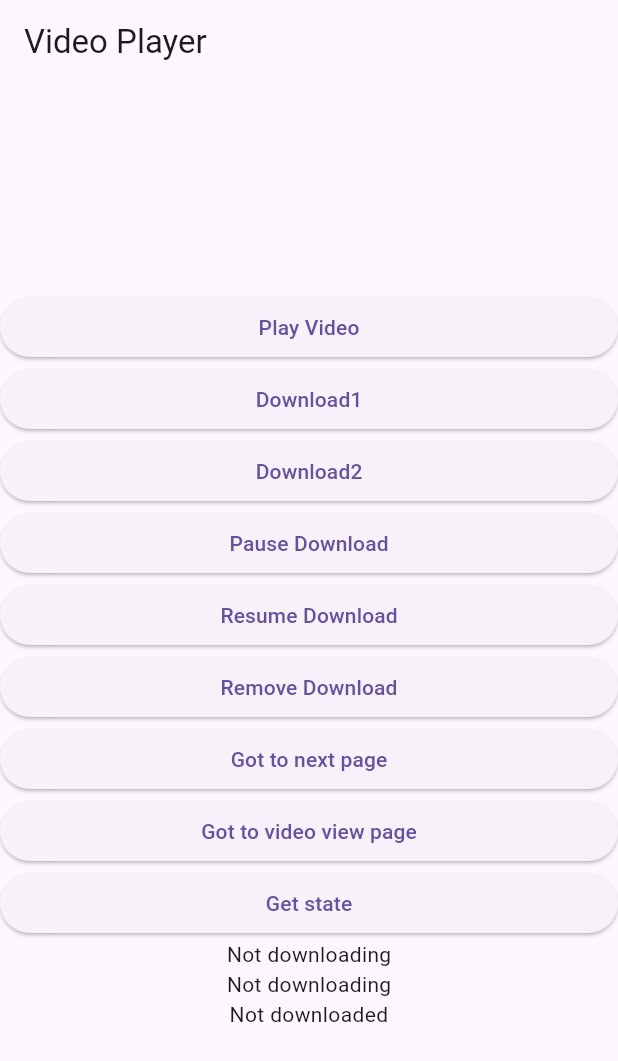
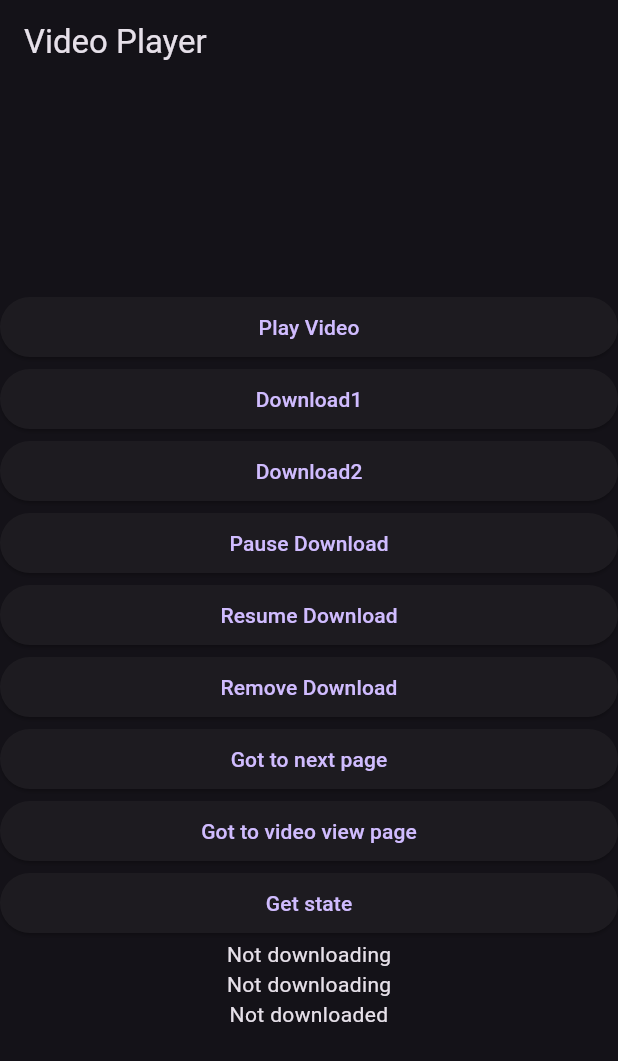
Before and after one commit to SunnatilloShavkatov/video_player, a Flutter app: the screen it shows after launch, on a phone screen of 412 x 824 dp. Shown: the top 1061 px of the screen. Run offline on Flutter 3.47's test engine with Material 3 defaults, Android fonts, the phone set to English and light mode, and no system bars; our stand-ins replace plugin_platform_interface.

Commit message:
minor changes

```diff
--- a/example/lib/main.dart
+++ b/example/lib/main.dart
@@ -18,7 +18,21 @@ class MyApp extends StatelessWidget {
   @override
   Widget build(BuildContext context) => MaterialApp(
     title: 'Plugin example',
-    theme: ThemeData(primarySwatch: Colors.blue),
+    theme: ThemeData(
+      primarySwatch: Colors.blue,
+      brightness: Brightness.dark,
+      appBarTheme: const AppBarTheme(
+        systemOverlayStyle: SystemUiOverlayStyle(
+          statusBarColor: Colors.white,
+          systemNavigationBarColor: Colors.white,
+          systemNavigationBarContrastEnforced: false,
+          // android
+          statusBarIconBrightness: Brightness.light,
+          systemNavigationBarIconBrightness: Brightness.light,
+        ),
+      ),
+    ),
+
     home: const MainPage(),
   );
 }
```
Also changed, not shown: 1 other file.
